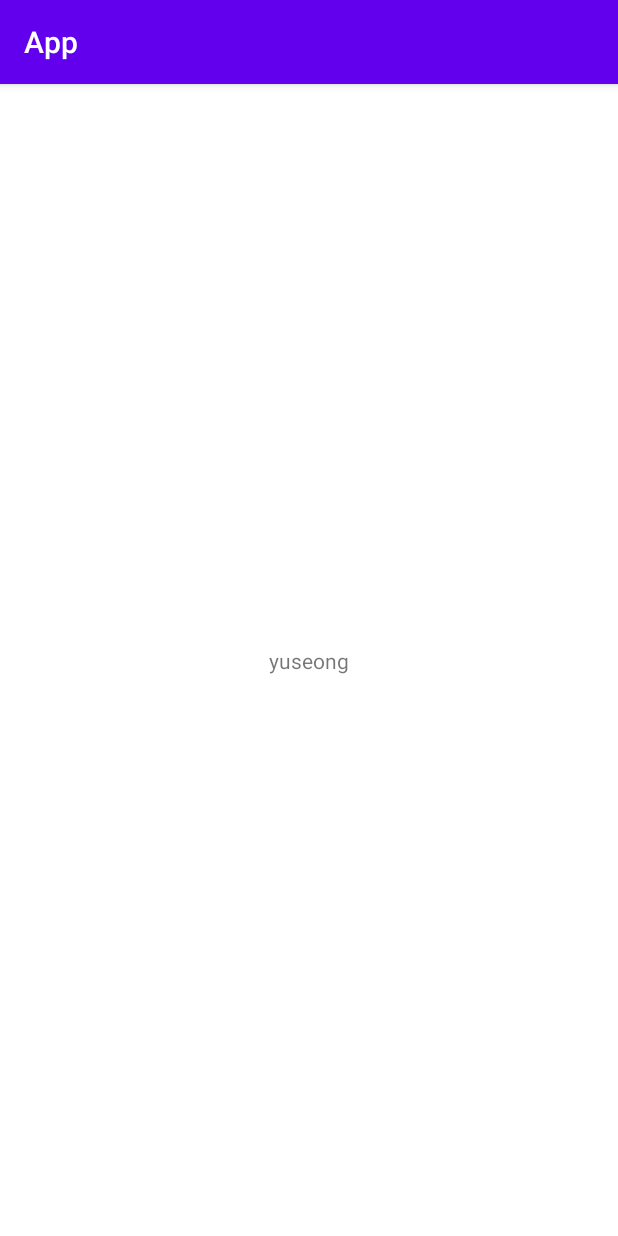
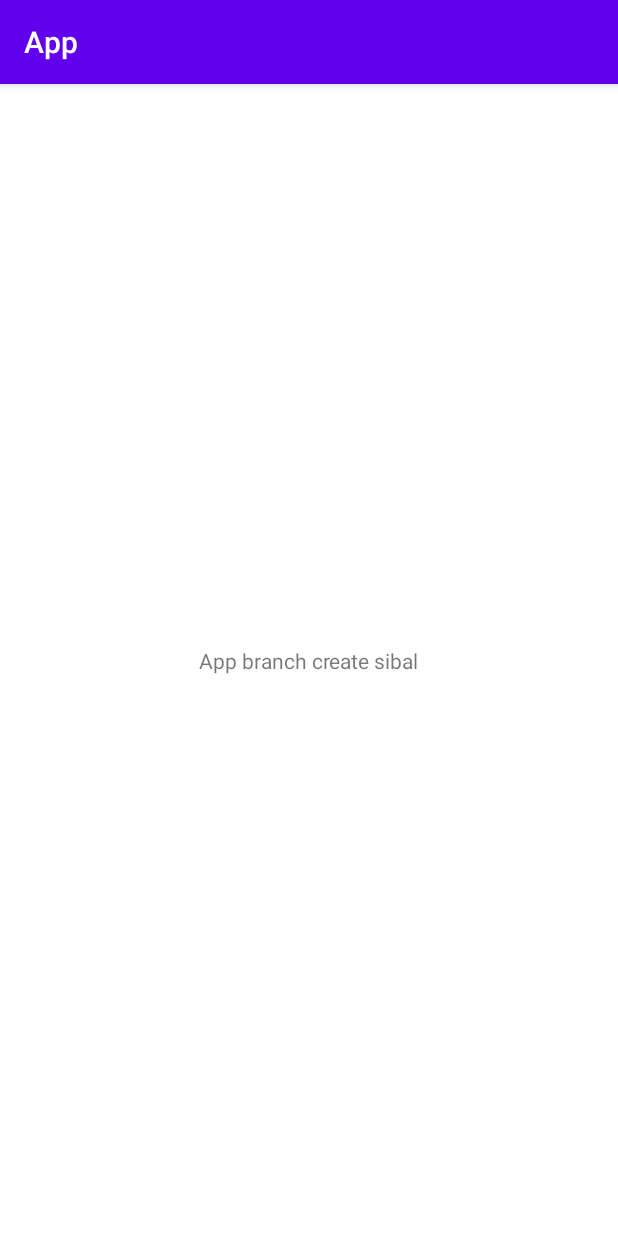
Before and after one commit to son-yu-seoung/2022_KIKOM, an Android app: the screen it shows after launch (MainActivity), on a phone screen of 412 x 824 dp. Run offline under Robolectric (Android 15) with nearby library versions, the phone set to English and light mode, and no system bars.

Commit message:
App barnch create

```diff
--- a/App/app/src/main/res/layout/activity_main.xml
+++ b/App/app/src/main/res/layout/activity_main.xml
@@ -9,7 +9,7 @@
     <TextView
         android:layout_width="wrap_content"
         android:layout_height="wrap_content"
-        android:text="yuseong"
+        android:text="App branch create sibal"
         app:layout_constraintBottom_toBottomOf="parent"
         app:layout_constraintLeft_toLeftOf="parent"
         app:layout_constraintRight_toRightOf="parent"
```
